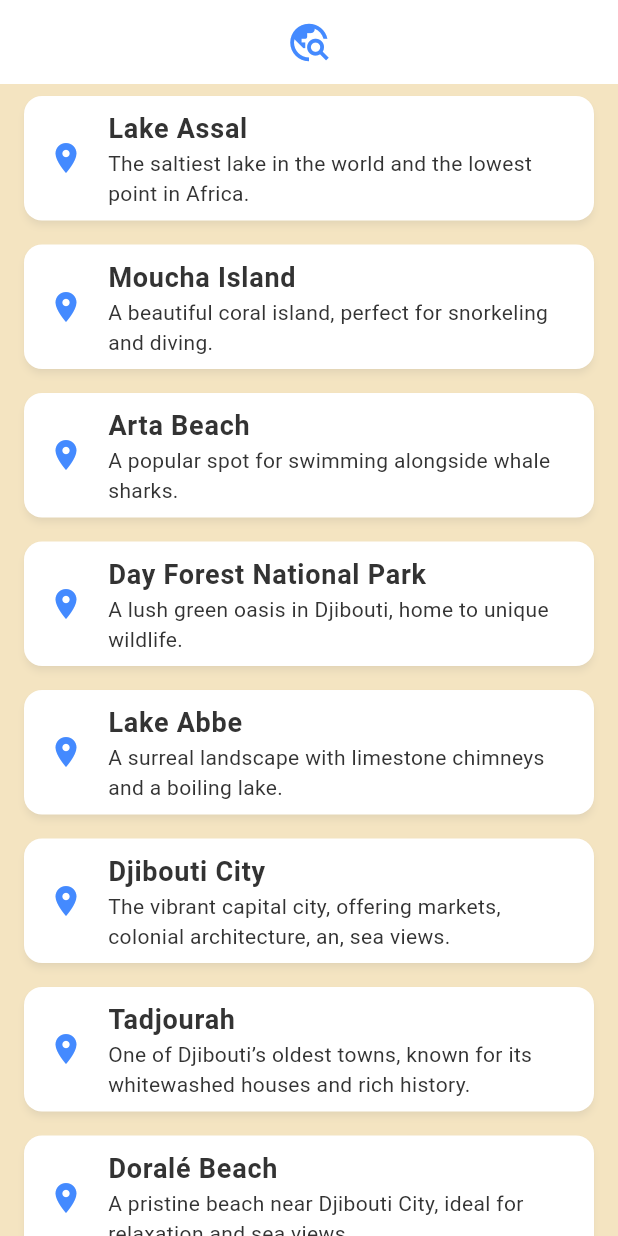
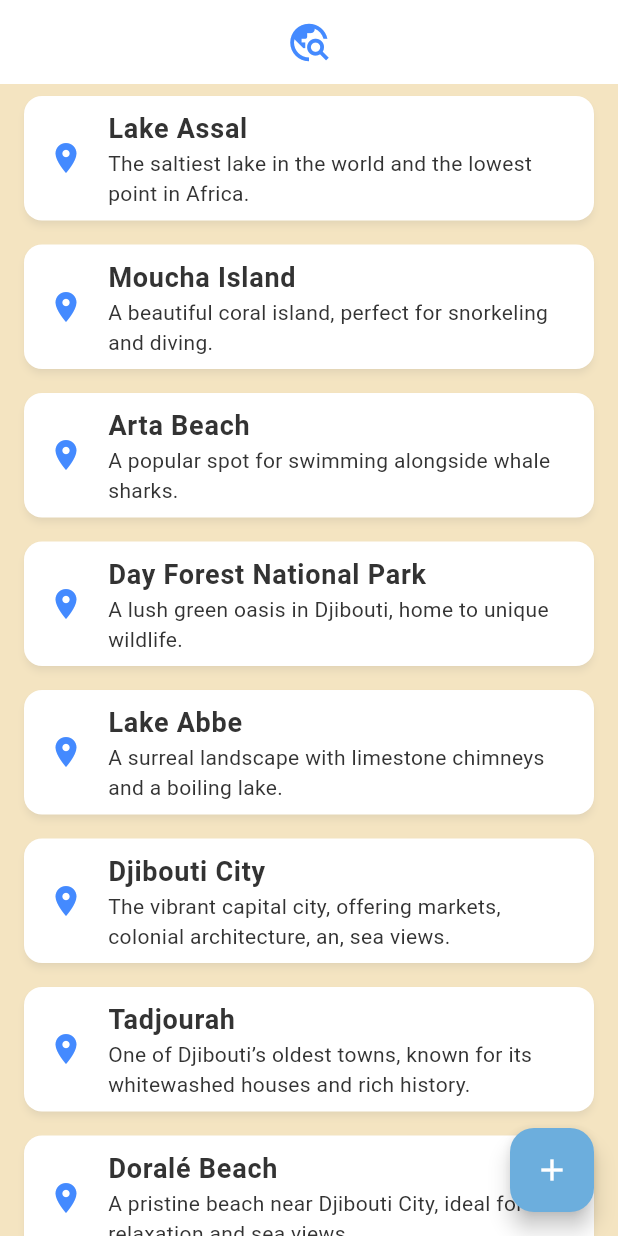
Before and after one commit to jabibamman/afarscape, a Flutter app: the screen it shows after launch, on a phone screen of 412 x 824 dp. Run offline on Flutter 3.47's test engine with Material 3 defaults, Android fonts, the phone set to English and light mode, and no system bars; our stand-ins replace flutter_bloc, get_it.

Commit message:
chore: enhanced post list page UI and functionality
Made SliverFillRemaining widget constant for better performance, adjusted child Center widget accordingly. Added a floating action button to navigate to the 'addPost' route.

```diff
--- a/lib/features/features/posts/presentation/pages/post_list_page.dart
+++ b/lib/features/features/posts/presentation/pages/post_list_page.dart
@@ -45,9 +45,9 @@ class PostListPage extends StatelessWidget {
                   ),
                 ),
                 if (state.posts.isEmpty)
-                  SliverFillRemaining(
+                  const SliverFillRemaining(
                     hasScrollBody: false,
-                    child: const Center(
+                    child: Center(
                       child: Text(
                         'No posts available.',
                         style: TextStyle(fontSize: 16, color: Colors.grey),
@@ -66,6 +66,12 @@ class PostListPage extends StatelessWidget {
           }
         },
       ),
+      floatingActionButton: FloatingActionButton(
+        onPressed: () {
+          Navigator.pushNamed(context, '/addPost');
+        },
+        child: const Icon(Icons.add),
+      ),
     );
   }
 }
```
